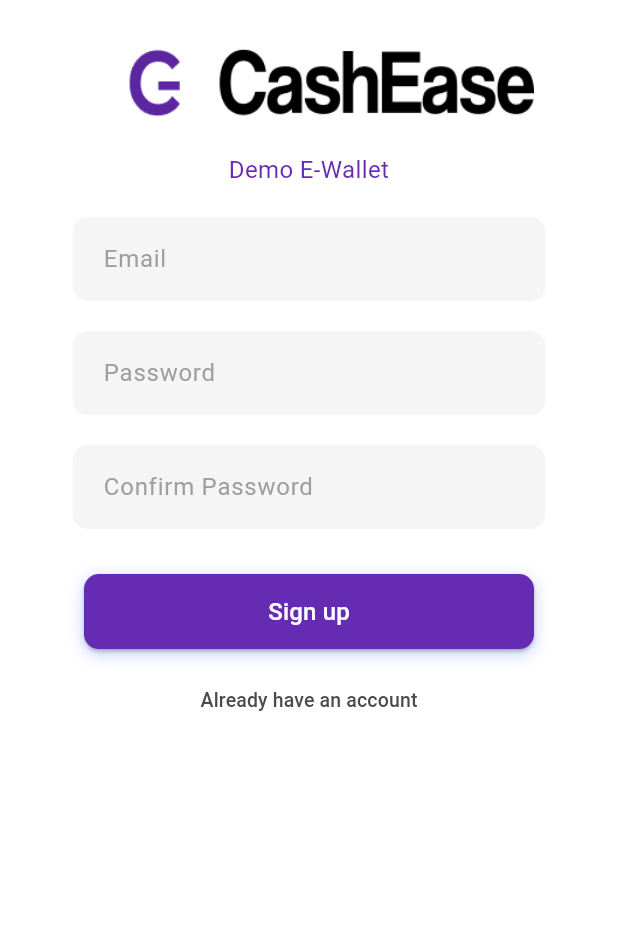
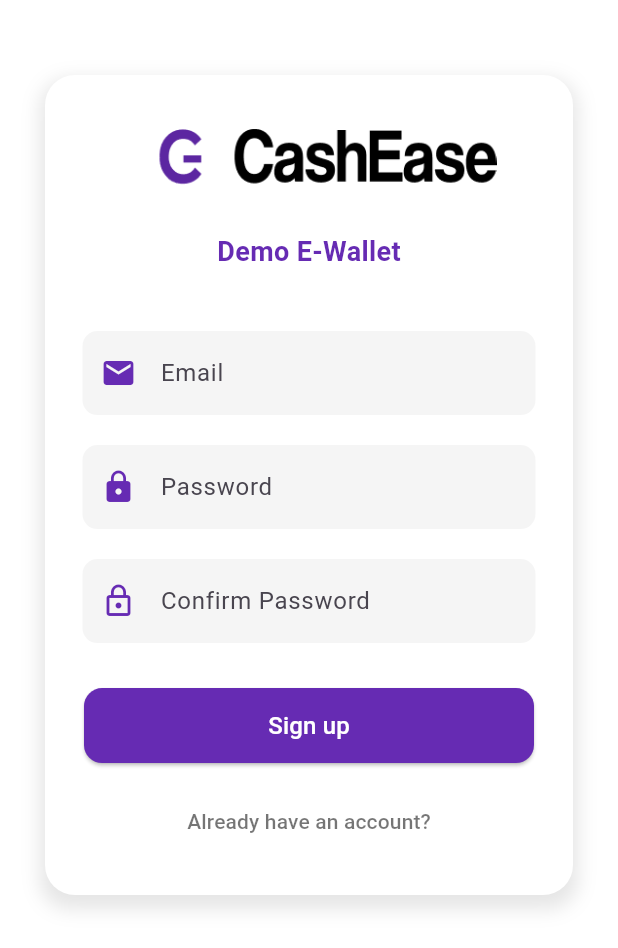
Before and after one commit to fanta1ty/flutter_e_wallet_app, a Flutter app: the _SignupPage screen opened directly, on a phone screen of 412 x 824 dp. Shown: the top 948 px of the screen. Run offline on Flutter 3.47's test engine with Material 3 defaults, Android fonts, the phone set to English and light mode, and no system bars; our stand-ins replace bloc, cloud_firestore, firebase_auth, firebase_core, flutter_bloc, google_fonts; accounts and stored records are empty; Roboto replaces fonts that are missing (pppins, pppinsbold).

Commit message:
Update signup.dart

```diff
--- a/e_wallet/lib/screen/signup/signup.dart
+++ b/e_wallet/lib/screen/signup/signup.dart
@@ -15,204 +15,182 @@ class Signup extends StatelessWidget {
   Widget build(BuildContext context) {
     return BlocProvider(
       create: (context) => SignupCubit(context.read<Api>()),
-        child: _SignupPage());
+      child: const _SignupPage(),
+    );
   }
 }
 
 class _SignupPage extends StatelessWidget {
-  _SignupPage({super.key});
-
-  String _email = "";
-  String _password = "";
-
-  String _confirmPassword = "";
+  const _SignupPage({super.key});
 
   @override
   Widget build(BuildContext context) {
+    String _email = "";
+    String _password = "";
+    String _confirmPassword = "";
+
     return Scaffold(
       backgroundColor: Colors.white,
-        body: BlocConsumer<SignupCubit, SignupState>(builder: (context, state) {
+      body: BlocConsumer<SignupCubit, SignupState>(
+        builder: (context, state) {
           return state.loadStatus == LoadStatus.Loading
-              ? Center(
-                  child: CircularProgressIndicator(),
-                )
+              ? const Center(child: CircularProgressIndicator())
               : SafeArea(
                   child: SingleChildScrollView(
+                    child: Center(
                       child: Container(
-                    child: Container(
-                      child: Column(
-                        children: [
-                          Padding(
-                            padding: const EdgeInsets.only(
-                                left: 30, right: 30, top: 20),
-                            child: Center(
-                              child: Image.asset(
-                                'assets/image/logo.png',
-                                width: 300,
-                              ),
-                            ),
-                          ),
-                          SizedBox(
-                            height: 10,
-                          ),
-                          Padding(
-                              padding:
-                                  const EdgeInsets.only(left: 40, right: 40),
-                              child: Text(
-                                'Demo E-Wallet',
-                                style: TextStyle(
-                                    fontSize: 16,
-                                    fontFamily: 'pppins',
-                                    color: btntxt),
-                                textAlign: TextAlign.center,
-                              )),
-                          SizedBox(
-                            height: 20,
-                          ),
-                          Container(
-                            width: 315,
-                            child: TextField(
-                              onChanged: (value) => _email = value,
-                              decoration: InputDecoration(
-                                  hintText: ' Email',
-                                  hintStyle: TextStyle(color: Colors.grey),
-                                  fillColor: Colors.grey[100],
-                                  filled: true,
-                                  border: OutlineInputBorder(
-                                      borderRadius: BorderRadius.circular(10),
-                                      borderSide: BorderSide.none),
-                                  focusedBorder: OutlineInputBorder(
-                                      borderRadius: BorderRadius.circular(10),
-                                      borderSide: const BorderSide(
-                                          color: btn, width: 2.0))),
-                            ),
-                          ),
-                          SizedBox(
-                            height: 20,
-                          ),
-                          Container(
-                            width: 315,
-                            child: TextField(
-                              onChanged: (value) => _password = value,
-                              obscureText: true,
-                              decoration: InputDecoration(
-                                  hintText: ' Password',
-                                  hintStyle: TextStyle(color: Colors.grey),
-                                  fillColor: Colors.grey[100],
-                                  filled: true,
-                                  border: OutlineInputBorder(
-                                      borderRadius: BorderRadius.circular(10),
-                                      borderSide: BorderSide.none),
-                                  focusedBorder: OutlineInputBorder(
-                                      borderRadius: BorderRadius.circular(10),
-                                      borderSide: const BorderSide(
-                                          color: btn, width: 2.0))),
-                            ),
-                          ),
-                          SizedBox(
-                            height: 20,
-                          ),
-                          Container(
-                            width: 315,
-                            child: TextField(
-                              onChanged: (value) => _confirmPassword = value,
-                              obscureText: true,
-                              decoration: InputDecoration(
-                                  hintText: ' Confirm Password',
-                                  hintStyle: TextStyle(color: Colors.grey),
-                                  fillColor: Colors.grey[100],
-                                  filled: true,
-                                  border: OutlineInputBorder(
-                                      borderRadius: BorderRadius.circular(10),
-                                      borderSide: BorderSide.none),
-                                  focusedBorder: OutlineInputBorder(
-                                      borderRadius: BorderRadius.circular(10),
-                                      borderSide: const BorderSide(
-                                          color: btn, width: 2.0))),
-                            ),
-                          ),
-                          SizedBox(
-                            height: 30,
-                          ),
-                          Container(
+                        margin: const EdgeInsets.symmetric(
+                            vertical: 50, horizontal: 30),
+                        padding: const EdgeInsets.all(25),
                         decoration: BoxDecoration(
-                              color: Colors.blue, // Button color
-                              borderRadius: BorderRadius.circular(12.0),
+                          color: Colors.white,
+                          borderRadius: BorderRadius.circular(20),
                           boxShadow: [
                             BoxShadow(
-                                  color: Color(0xFFd6deff),
-                                  spreadRadius: 2,
-                                  blurRadius: 7,
-                                  offset: const Offset(0, 3), // Shadow position
+                              color: Colors.black.withOpacity(0.1),
+                              spreadRadius: 3,
+                              blurRadius: 10,
+                              offset: const Offset(0, 6),
                             ),
                           ],
                         ),
-                            child: ElevatedButton(
-                              onPressed: () {
-                                context.read<SignupCubit>().signup(
-                                    SignUpRequest(
-                                        email: _email,
-                                        password: _password,
-                                        confirmPassword: _confirmPassword));
-                              },
-                              child: Text(
-                                "Sign up",
+                        child: Column(
+                          crossAxisAlignment: CrossAxisAlignment.center,
+                          children: [
+                            Image.asset(
+                              'assets/image/logo.png',
+                              width: 250,
+                            ),
+                            const SizedBox(height: 20),
+                            const Text(
+                              'Demo E-Wallet',
                               style: TextStyle(
-                                    color: Colors.white, fontSize: 16),
-                              ),
-                              style: ElevatedButton.styleFrom(
-                                backgroundColor: btn,
-                                minimumSize: Size(300, 50),
-                                shape: RoundedRectangleBorder(
-                                  borderRadius: BorderRadius.circular(10),
+                                fontSize: 18,
+                                fontWeight: FontWeight.w600,
+                                color: btntxt,
                               ),
                             ),
+                            const SizedBox(height: 40),
+                            _buildTextField(
+                              hint: "Email",
+                              icon: Icons.email,
+                              onChanged: (value) => _email = value,
                             ),
+                            const SizedBox(height: 20),
+                            _buildTextField(
+                              hint: "Password",
+                              icon: Icons.lock,
+                              obscureText: true,
+                              onChanged: (value) => _password = value,
                             ),
-                          Padding(
-                            padding: const EdgeInsets.only(top: 10),
-                            child: TextButton(
+                            const SizedBox(height: 20),
+                            _buildTextField(
+                              hint: "Confirm Password",
+                              icon: Icons.lock_outline,
+                              obscureText: true,
+                              onChanged: (value) => _confirmPassword = value,
+                            ),
+                            const SizedBox(height: 30),
+                            _buildSignupButton(
+                                context, _email, _password, _confirmPassword),
+                            const SizedBox(height: 15),
+                            TextButton(
                               onPressed: () {
                                 Navigator.push(
                                   context,
                                   MaterialPageRoute(
-                                          builder: (context) => Login()));
+                                      builder: (context) => const Login()),
+                                );
                               },
-                                child: Text(
-                                  "Already have an account",
+                              child: const Text(
+                                "Already have an account?",
                                 style: TextStyle(
-                                      fontFamily: 'pppinsbold',
-                                      fontSize: 13,
-                                      color: Color(0xFF4a4a4a)),
-                                )),
+                                    fontSize: 14, color: Colors.black54),
+                              ),
                             ),
                           ],
                         ),
                       ),
                     ),
-                ));
-        }, listener: (context, state) {
+                  ),
+                );
+        },
+        listener: (context, state) {
           if (state.loadStatus == LoadStatus.Error) {
             ScaffoldMessenger.of(context).showSnackBar(
               SnackBar(
                 content: Text(state.response!.errorMessage),
-                  backgroundColor: Colors.red),
+                backgroundColor: Colors.red,
+              ),
             );
           } else if (state.loadStatus == LoadStatus.Done) {
             ScaffoldMessenger.of(context).showSnackBar(
-              SnackBar(
-                  content: Text('User sucessfully add....',
-                      style: TextStyle(color: Colors.white)),
-                  backgroundColor: Colors.blueAccent),
+              const SnackBar(
+                content: Text(
+                  'User successfully registered!',
+                  style: TextStyle(color: Colors.white),
+                ),
+                backgroundColor: Colors.blueAccent,
+              ),
             );
+            Navigator.push(
+              context,
+              MaterialPageRoute(builder: (context) => const Login()),
+            );
+          }
+        },
+      ),
+    );
+  }
 
-            Navigator.push(
-                context, MaterialPageRoute(builder: (context) => Login()));
+  Widget _buildTextField({
+    required String hint,
+    required void Function(String) onChanged,
+    bool obscureText = false,
+    IconData? icon,
+  }) {
+    return TextField(
+      onChanged: onChanged,
+      obscureText: obscureText,
+      decoration: InputDecoration(
+        prefixIcon: icon != null ? Icon(icon, color: btn) : null,
+        hintText: hint,
+        filled: true,
+        fillColor: Colors.grey[100],
+        border: OutlineInputBorder(
+          borderRadius: BorderRadius.circular(10),
+          borderSide: BorderSide.none,
+        ),
+        focusedBorder: OutlineInputBorder(
+          borderRadius: BorderRadius.circular(10),
+          borderSide: const BorderSide(color: btn, width: 2),
+        ),
+      ),
+    );
   }
-        }));
+
+  Widget _buildSignupButton(BuildContext context, String email, String password,
+      String confirmPassword) {
+    return ElevatedButton(
+      onPressed: () {
+        context.read<SignupCubit>().signup(
+              SignUpRequest(
+                  email: email,
+                  password: password,
+                  confirmPassword: confirmPassword),
+            );
+      },
+      style: ElevatedButton.styleFrom(
+        backgroundColor: btn,
+        minimumSize: const Size(300, 50),
+        shape: RoundedRectangleBorder(
+          borderRadius: BorderRadius.circular(12),
+        ),
+      ),
+      child: const Text(
+        "Sign up",
+        style: TextStyle(color: Colors.white, fontSize: 16),
+      ),
+    );
   }
 }
-
-TextEditingController emailsig = TextEditingController();
-TextEditingController passsig = TextEditingController();
-TextEditingController cpass = TextEditingController();
```
Lines whose indentation alone changed are shown as unchanged.
